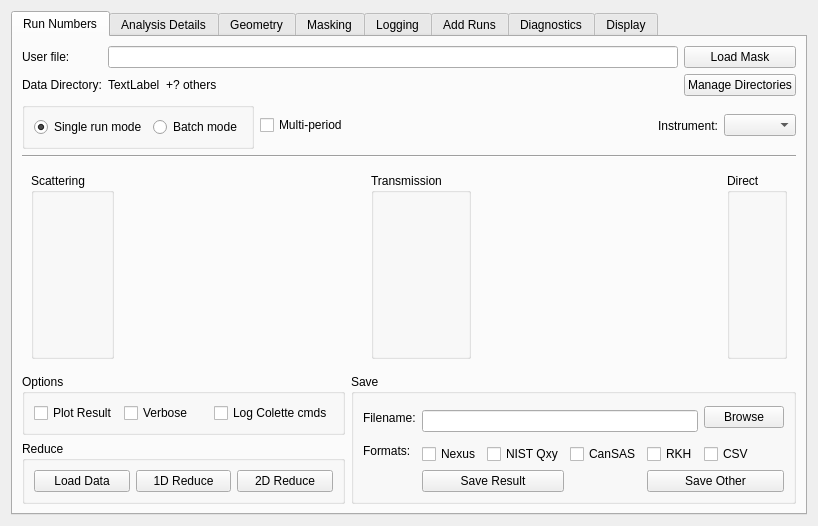
Before: the Qt Designer form Code/Mantid/MantidQt/CustomInterfaces/inc/MantidQtCustomInterfaces/SANSRunWindow.ui in mantidproject/mantid, drawn with Qt 5.
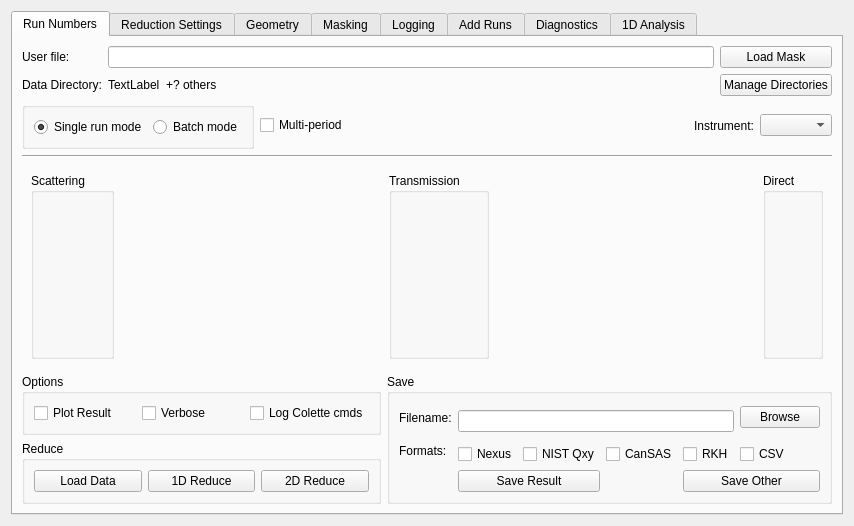
After: the same form once the commit is applied. Custom widgets are drawn as their Qt base class.

Commit message:
Rename the tabs of SANS ISIS interface
re #6226

Diff of the .ui file:
```diff
--- a/Code/Mantid/MantidQt/CustomInterfaces/inc/MantidQtCustomInterfaces/SANSRunWindow.ui
+++ b/Code/Mantid/MantidQt/CustomInterfaces/inc/MantidQtCustomInterfaces/SANSRunWindow.ui
@@ -6,7 +6,7 @@
    <rect>
     <x>0</x>
     <y>0</y>
-    <width>818</width>
+    <width>854</width>
     <height>526</height>
    </rect>
   </property>
@@ -794,7 +794,7 @@
      </widget>
      <widget class="QWidget" name="tab_2">
       <attribute name="title">
-       <string>Analysis Details</string>
+       <string>Reduction Settings</string>
       </attribute>
       <layout class="QGridLayout" name="gridLayout_13">
        <item row="0" column="0">
@@ -3907,7 +3907,7 @@
      </widget>
      <widget class="QWidget" name="tabDisplay">
       <attribute name="title">
-       <string>Display</string>
+       <string>1D Analysis</string>
       </attribute>
       <layout class="QVBoxLayout" name="displayLayout"/>
      </widget>
```
Left out of the diff: 2 changed lines with no effect on the pictures.
